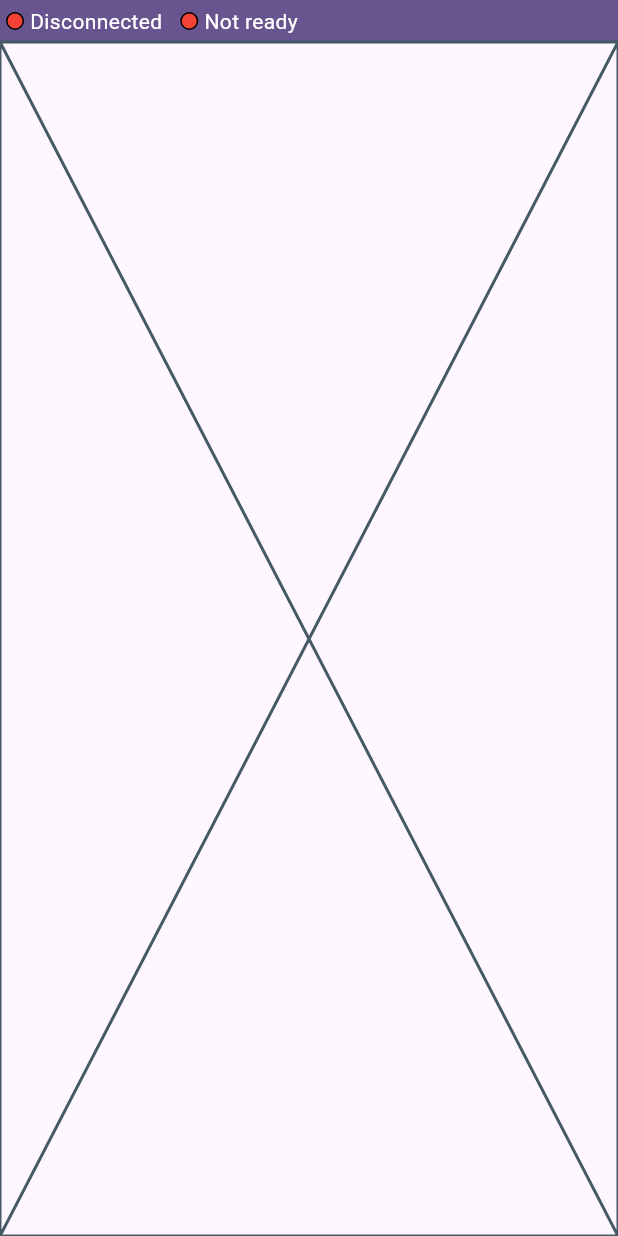
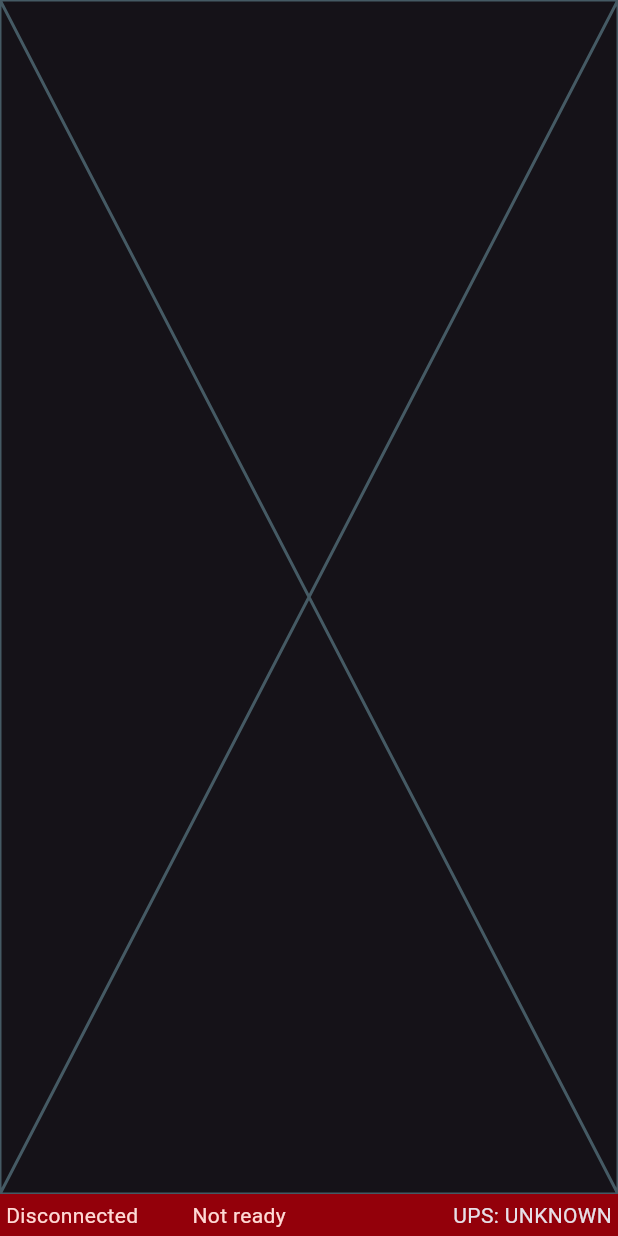
Before and after one commit to derekriter/POE_SM2Study_MotorController, a Flutter app: the screen it shows after launch, on a phone screen of 412 x 824 dp. Run offline on Flutter 3.47's test engine with Material 3 defaults, Android fonts, the phone set to English and light mode, and no system bars; our stand-ins replace logger; missing offline and left inert: flutter_libserialport, window_manager.

Commit message:
Tiny bit of work on interface, replace header with footer
Need to implement UPS tracking

```diff
--- a/desktop_software/lib/main.dart
+++ b/desktop_software/lib/main.dart
@@ -23,7 +23,10 @@ class AppRoot extends StatelessWidget {
       child: MaterialApp(
         title: "Remote Motor Control",
         theme: ThemeData(
-          colorScheme: ColorScheme.fromSeed(seedColor: Colors.deepPurple),
+          colorScheme: ColorScheme.fromSeed(
+            seedColor: Colors.deepPurple,
+            brightness: Brightness.dark,
+          ),
         ),
         home: Scaffold(body: const MainPage()),
       ),
--- a/desktop_software/lib/main_page.dart
+++ b/desktop_software/lib/main_page.dart
@@ -1,4 +1,4 @@
-import 'package:desktop_software/widgets/header.dart';
+import 'package:desktop_software/widgets/footer.dart';
 import 'package:flutter/material.dart';
 
 class MainPage extends StatelessWidget {
@@ -8,8 +8,8 @@ class MainPage extends StatelessWidget {
   Widget build(BuildContext context) {
     return Column(
       children: [
-        Header(),
         Expanded(child: Placeholder()),
+        Footer(),
       ],
     );
   }
--- a/desktop_software/lib/widgets/boolean_indicator.dart
+++ /dev/null
@@ -1,33 +0,0 @@
-import 'package:flutter/material.dart';
-
-class BooleanIndicator extends StatelessWidget {
-  final bool state;
-  final Widget? label;
-
-  const BooleanIndicator(this.state, this.label, {super.key});
-
-  @override
-  Widget build(BuildContext context) {
-    return Row(
-      mainAxisSize: MainAxisSize.min,
-      crossAxisAlignment: CrossAxisAlignment.center,
-      spacing: 4,
-      children: [
-        Container(
-          decoration: BoxDecoration(
-            color: state ? Colors.green : Colors.red,
-            border: BoxBorder.all(
-              color: Colors.black,
-              width: 1,
-              style: BorderStyle.solid,
-            ),
-            borderRadius: BorderRadius.circular(6),
-          ),
-          width: 12,
-          height: 12,
-        ),
-        ?label,
-      ],
-    );
-  }
-}
--- /dev/null
+++ b/desktop_software/lib/widgets/footer.dart
@@ -0,0 +1,50 @@
+import 'package:desktop_software/app_state.dart';
+import 'package:flutter/material.dart';
+import 'package:provider/provider.dart';
+
+class Footer extends StatelessWidget {
+  const Footer({super.key});
+
+  @override
+  Widget build(BuildContext context) {
+    final appState = context.watch<AppState>();
+    final theme = Theme.of(context);
+
+    return Container(
+      color: appState.isConnected
+          ? theme.colorScheme.primaryContainer
+          : theme.colorScheme.errorContainer,
+      width: double.maxFinite,
+      padding: EdgeInsets.all(4),
+      child: Row(
+        spacing: 36,
+        children: [
+          Text(
+            appState.isConnected
+                ? "Connected - ${appState.port ?? "UNKNOWN"}"
+                : "Disconnected",
+            style: TextStyle(
+              color: appState.isConnected
+                  ? theme.colorScheme.onPrimaryContainer
+                  : theme.colorScheme.onErrorContainer,
+            ),
+          ),
+          Text(
+            appState.isReady ? "Ready" : "Not ready",
+            style: TextStyle(
+              color: appState.isConnected
+                  ? theme.colorScheme.onPrimaryContainer
+                  : theme.colorScheme.onErrorContainer,
+            ),
+          ),
+          Expanded(
+            child: Align(
+              alignment: AlignmentGeometry.centerRight,
+              child: Text("UPS: UNKNOWN"),
+            ),
+          ),
+        ],
+      ),
+    );
+  }
+}
--- a/desktop_software/lib/widgets/header.dart
+++ /dev/null
@@ -1,41 +0,0 @@
-import 'package:desktop_software/app_state.dart';
-import 'package:desktop_software/widgets/boolean_indicator.dart';
-import 'package:flutter/material.dart';
-import 'package:provider/provider.dart';
-
-class Header extends StatelessWidget {
-  const Header({super.key});
-
-  @override
-  Widget build(BuildContext context) {
-    final appState = context.watch<AppState>();
-    final theme = Theme.of(context);
-
-    return Container(
-      color: theme.colorScheme.primary,
-      width: double.maxFinite,
-      padding: EdgeInsets.all(4),
-      child: Row(
-        spacing: 12,
-        children: [
-          BooleanIndicator(
-            appState.isConnected,
-            Text(
-              appState.isConnected
-                  ? "Connected - ${appState.port ?? "UNKNOWN"}"
-                  : "Disconnected",
-              style: TextStyle(color: theme.colorScheme.onPrimary),
-            ),
-          ),
-          BooleanIndicator(
-            appState.isReady,
-            Text(
-              appState.isReady ? "Ready" : "Not ready",
-              style: TextStyle(color: theme.colorScheme.onPrimary),
-            ),
-          ),
-        ],
-      ),
-    );
-  }
-}
```
